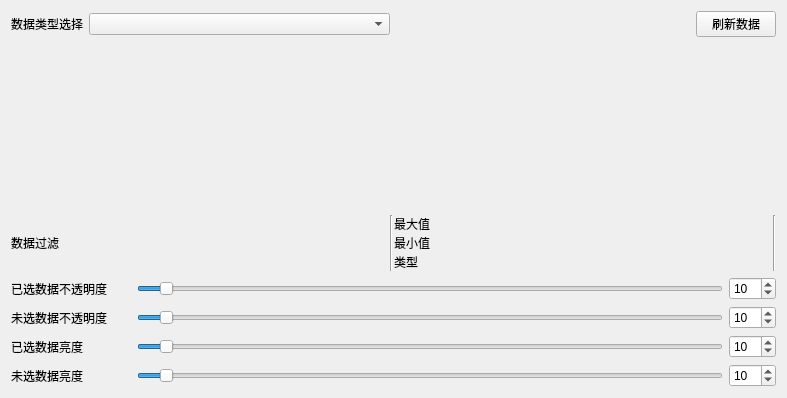
Old version of the form Qt/Resources/UI/ParallelCoordinatesView.ui in the repository hu-shuhan/editOpeniGame.
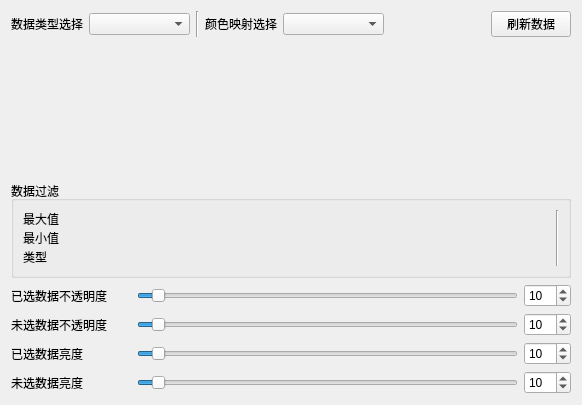
New version of the form.

Commit message: add the ContextPreservingShow. update the ParallelCoordinates.

What changed in the file:
```diff
--- a/Qt/Resources/UI/ParallelCoordinatesView.ui
+++ b/Qt/Resources/UI/ParallelCoordinatesView.ui
@@ -6,8 +6,8 @@
    <rect>
     <x>0</x>
     <y>0</y>
-    <width>787</width>
-    <height>398</height>
+    <width>582</width>
+    <height>405</height>
    </rect>
   </property>
   <property name="windowTitle">
@@ -33,6 +33,30 @@
        </property>
       </widget>
      </item>
+     <item>
+      <widget class="Line" name="line">
+       <property name="orientation">
+        <enum>Qt::Vertical</enum>
+       </property>
+      </widget>
+     </item>
+     <item>
+      <widget class="QLabel" name="label_3">
+       <property name="text">
+        <string>颜色映射选择</string>
+       </property>
+      </widget>
+     </item>
+     <item>
+      <widget class="QComboBox" name="colorChoose">
+       <property name="sizePolicy">
+        <sizepolicy hsizetype="Expanding" vsizetype="Fixed">
+         <horstretch>0</horstretch>
+         <verstretch>0</verstretch>
+        </sizepolicy>
+       </property>
+      </widget>
+     </item>
      <item>
       <spacer name="horizontalSpacer_2">
        <property name="orientation">
@@ -88,24 +112,16 @@
     </widget>
    </item>
    <item>
+    <widget class="QGroupBox" name="groupBox">
+     <property name="title">
+      <string>数据过滤</string>
+     </property>
+     <layout class="QHBoxLayout" name="horizontalLayout">
+      <item>
     <layout class="QHBoxLayout" name="coreHorizontalLayout">
      <property name="spacing">
       <number>1</number>
      </property>
-     <item>
-      <widget class="QLabel" name="label_3">
-       <property name="text">
-        <string>数据过滤</string>
-       </property>
-      </widget>
-     </item>
-     <item>
-      <widget class="Line" name="line">
-       <property name="orientation">
-        <enum>Qt::Vertical</enum>
-       </property>
-      </widget>
-     </item>
      <item>
       <layout class="QVBoxLayout" name="verticalLayout">
        <item>
@@ -139,6 +155,9 @@
       </widget>
      </item>
     </layout>
+      </item>
+     </layout>
+    </widget>
    </item>
    <item>
     <layout class="QFormLayout" name="formLayout">
```
Lines whose indentation alone changed are shown as unchanged. The commit also changes 16 other files.
